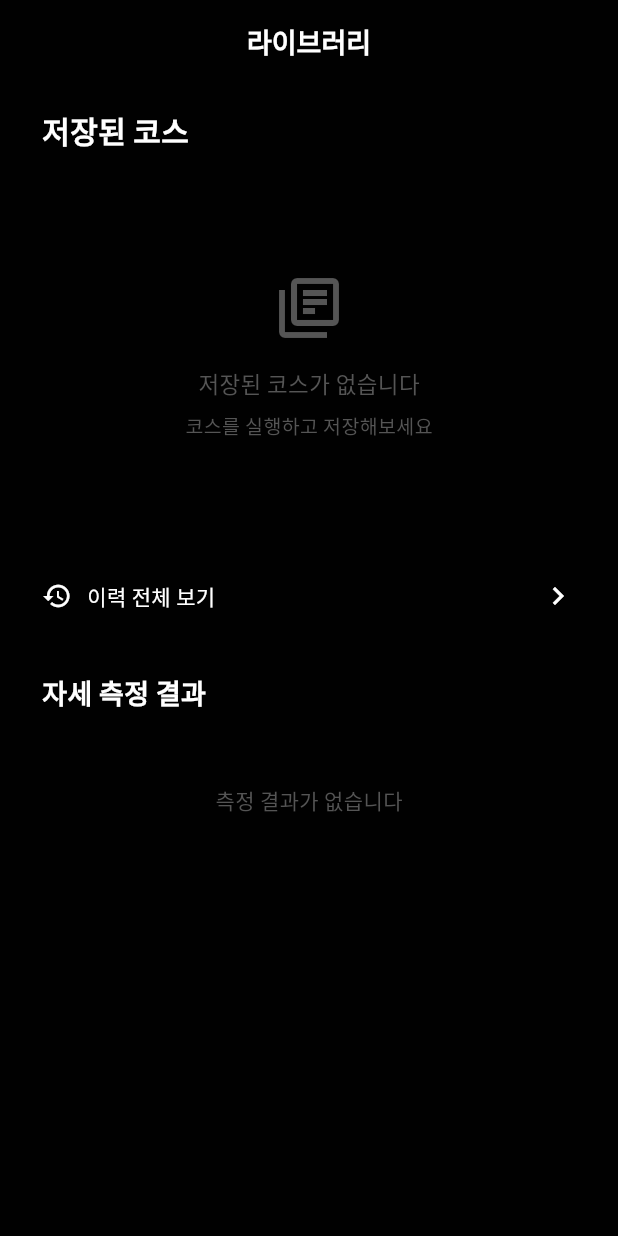
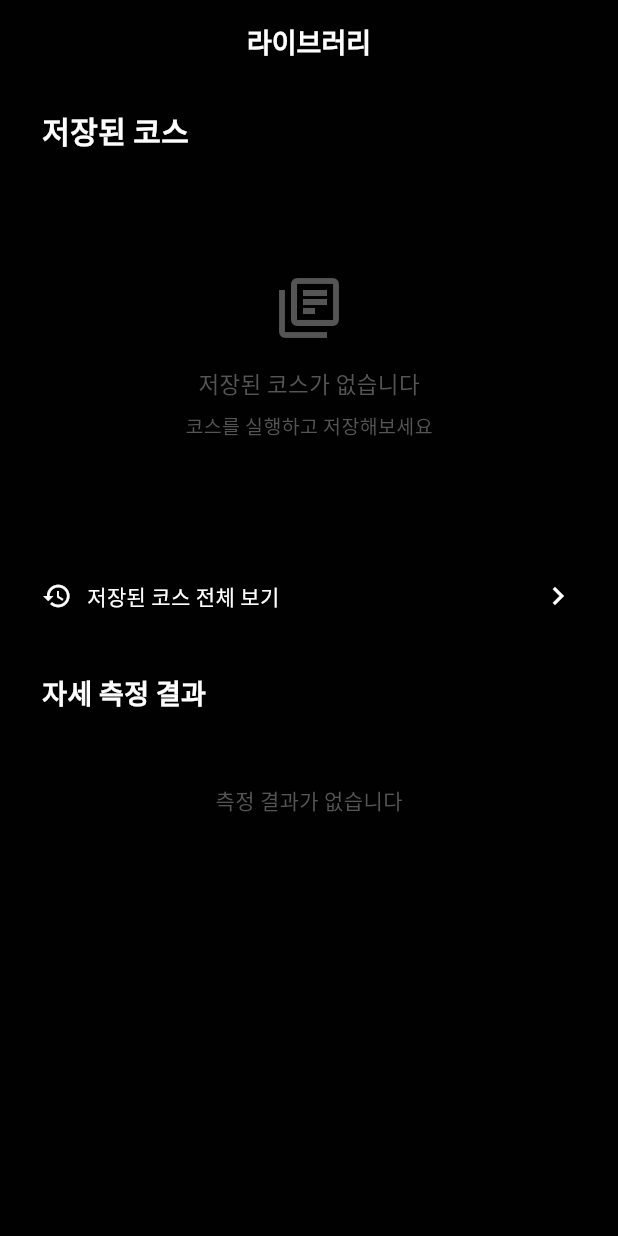
Before and after one commit to LikeLionHGU/GimjangHurry_Pullim, a Flutter app: the LibraryScreen screen opened directly, on a phone screen of 412 x 824 dp. Run offline on Flutter 3.47's test engine with Material 3 defaults, Android fonts, the phone set to English and light mode, and no system bars; our stand-ins replace camera, flutter_dotenv, flutter_tts, permission_handler, shared_preferences, sqflite; missing offline and left inert: google_mlkit_pose_detection; accounts and stored records are empty; project files that could hold a hidden picture were left out.

Commit message:
fix: details

```diff
--- a/lib/constants/app_strings.dart
+++ b/lib/constants/app_strings.dart
@@ -39,7 +39,7 @@ class AppStrings {
 
   // 라이브러리
   static const String savedCourses = '저장된 코스';
-  static const String historyAll = '이력 전체 보기';
+  static const String historyAll = '저장된 코스 전체 보기';
   static const String startCourse = '시작하기';
 
   // 마이페이지
--- a/lib/screens/library/library_screen.dart
+++ b/lib/screens/library/library_screen.dart
@@ -352,7 +352,7 @@ class _LibraryScreenState extends State<LibraryScreen> {
                 children: [
                   Icon(Icons.assessment, color: AppColors.textPrimary, size: 20),
                   const SizedBox(width: 10),
-                  Text('자세 측정 전체 보기',
+                  Text('자세 측정 결과 전체 보기',
                       style: AppTypography.r14.copyWith(color: AppColors.textPrimary)),
                   const Spacer(),
                   const Icon(Icons.chevron_right, color: AppColors.textPrimary),
```
